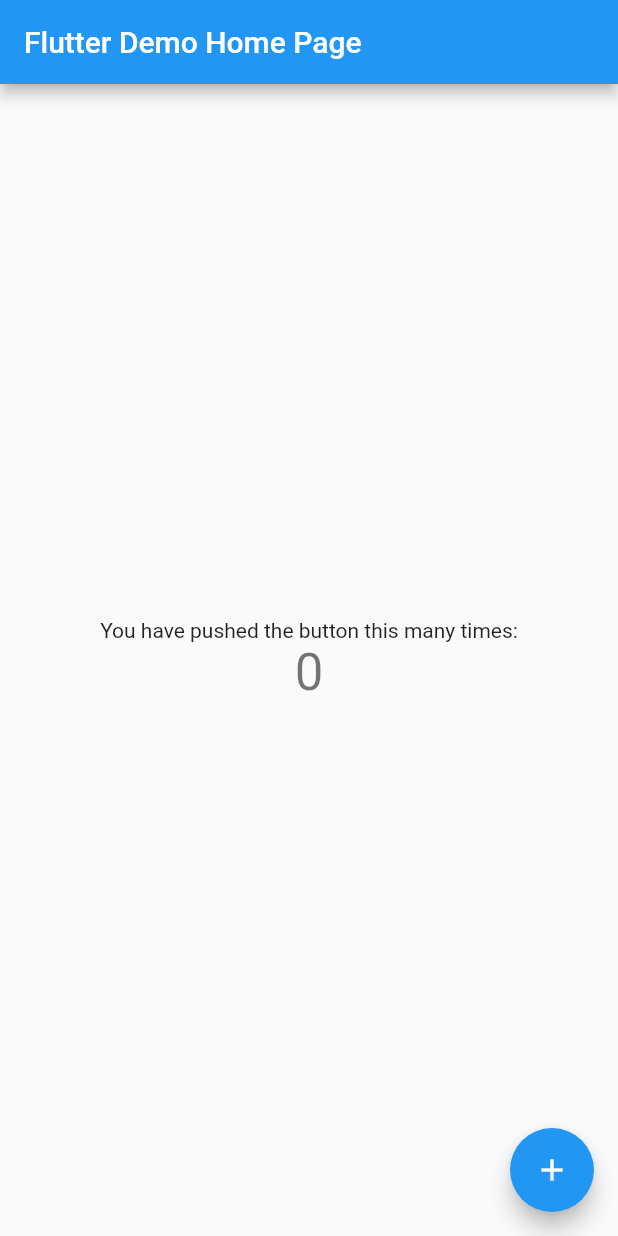
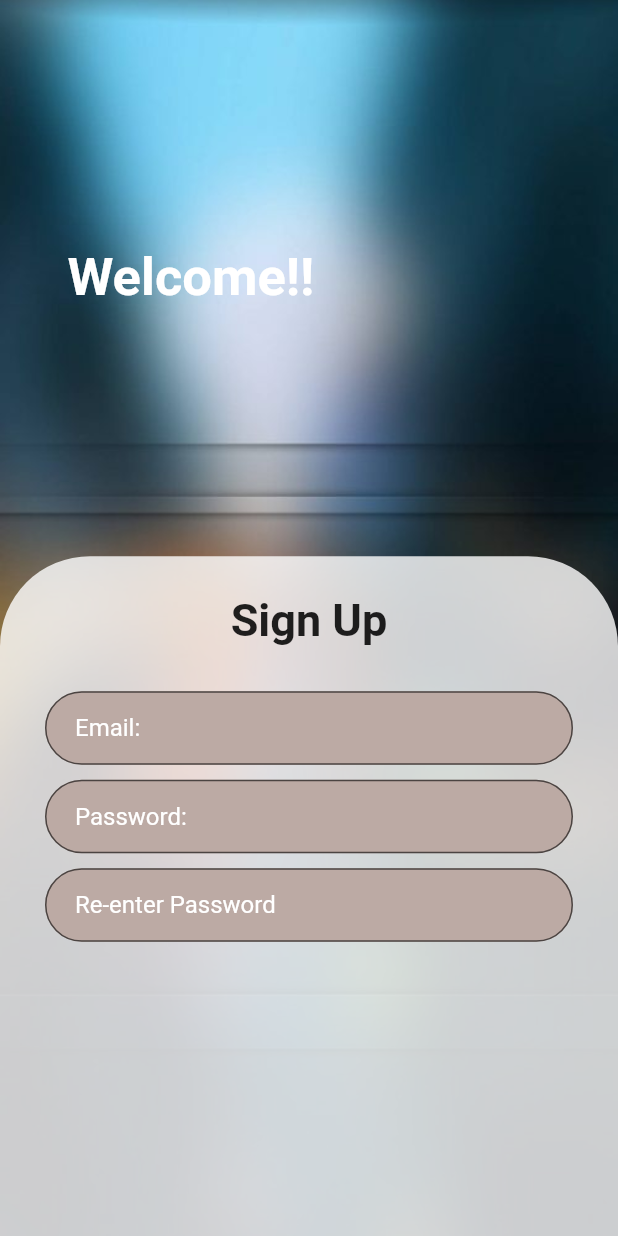
Before and after one commit to devesh0605/kalpasChallenge, a Flutter app: the screen it shows after launch, on a phone screen of 412 x 824 dp. Run offline on Flutter 3.47's test engine with Material 2 defaults, Android fonts, the phone set to English and light mode, and no system bars.

Commit message:
added half

```diff
--- a/lib/main.dart
+++ b/lib/main.dart
@@ -1,113 +1,20 @@
 import 'package:flutter/material.dart';
+import 'package:kalpas_internship/screens/login.dart';
 
 void main() {
   runApp(MyApp());
 }
 
 class MyApp extends StatelessWidget {
-  // This widget is the root of your application.
   @override
   Widget build(BuildContext context) {
     return MaterialApp(
+      debugShowCheckedModeBanner: false,
       title: 'Flutter Demo',
       theme: ThemeData(
-        // This is the theme of your application.
-        //
-        // Try running your application with "flutter run". You'll see the
-        // application has a blue toolbar. Then, without quitting the app, try
-        // changing the primarySwatch below to Colors.green and then invoke
-        // "hot reload" (press "r" in the console where you ran "flutter run",
-        // or simply save your changes to "hot reload" in a Flutter IDE).
-        // Notice that the counter didn't reset back to zero; the application
-        // is not restarted.
         primarySwatch: Colors.blue,
       ),
-      home: MyHomePage(title: 'Flutter Demo Home Page'),
+      home: LoginScreen(),
     );
   }
 }
-
-class MyHomePage extends StatefulWidget {
-  MyHomePage({Key key, this.title}) : super(key: key);
-
-  // This widget is the home page of your application. It is stateful, meaning
-  // that it has a State object (defined below) that contains fields that affect
-  // how it looks.
-
-  // This class is the configuration for the state. It holds the values (in this
-  // case the title) provided by the parent (in this case the App widget) and
-  // used by the build method of the State. Fields in a Widget subclass are
-  // always marked "final".
-
-  final String title;
-
-  @override
-  _MyHomePageState createState() => _MyHomePageState();
-}
-
-class _MyHomePageState extends State<MyHomePage> {
-  int _counter = 0;
-
-  void _incrementCounter() {
-    setState(() {
-      // This call to setState tells the Flutter framework that something has
-      // changed in this State, which causes it to rerun the build method below
-      // so that the display can reflect the updated values. If we changed
-      // _counter without calling setState(), then the build method would not be
-      // called again, and so nothing would appear to happen.
-      _counter++;
-    });
-  }
-
-  @override
-  Widget build(BuildContext context) {
-    // This method is rerun every time setState is called, for instance as done
-    // by the _incrementCounter method above.
-    //
-    // The Flutter framework has been optimized to make rerunning build methods
-    // fast, so that you can just rebuild anything that needs updating rather
-    // than having to individually change instances of widgets.
-    return Scaffold(
-      appBar: AppBar(
-        // Here we take the value from the MyHomePage object that was created by
-        // the App.build method, and use it to set our appbar title.
-        title: Text(widget.title),
-      ),
-      body: Center(
-        // Center is a layout widget. It takes a single child and positions it
-        // in the middle of the parent.
-        child: Column(
-          // Column is also a layout widget. It takes a list of children and
-          // arranges them vertically. By default, it sizes itself to fit its
-          // children horizontally, and tries to be as tall as its parent.
-          //
-          // Invoke "debug painting" (press "p" in the console, choose the
-          // "Toggle Debug Paint" action from the Flutter Inspector in Android
-          // Studio, or the "Toggle Debug Paint" command in Visual Studio Code)
-          // to see the wireframe for each widget.
-          //
-          // Column has various properties to control how it sizes itself and
-          // how it positions its children. Here we use mainAxisAlignment to
-          // center the children vertically; the main axis here is the vertical
-          // axis because Columns are vertical (the cross axis would be
-          // horizontal).
-          mainAxisAlignment: MainAxisAlignment.center,
-          children: <Widget>[
-            Text(
-              'You have pushed the button this many times:',
-            ),
-            Text(
-              '$_counter',
-              style: Theme.of(context).textTheme.headline4,
-            ),
-          ],
-        ),
-      ),
-      floatingActionButton: FloatingActionButton(
-        onPressed: _incrementCounter,
-        tooltip: 'Increment',
-        child: Icon(Icons.add),
-      ), // This trailing comma makes auto-formatting nicer for build methods.
-    );
-  }
-}
--- /dev/null
+++ b/lib/screens/login.dart
@@ -0,0 +1,146 @@
+import 'package:flutter/material.dart';
+
+class LoginScreen extends StatelessWidget {
+  @override
+  Widget build(BuildContext context) {
+    return Scaffold(
+      body: SafeArea(
+        child: Container(
+          decoration: BoxDecoration(
+            image: DecorationImage(
+              image: AssetImage('assets/images/blur.jpg'),
+              fit: BoxFit.cover,
+            ),
+          ),
+          constraints: BoxConstraints.expand(),
+          child: Column(
+            children: [
+              Container(
+                height: MediaQuery.of(context).size.height * 0.45,
+                alignment: Alignment.centerLeft,
+                child: Padding(
+                  padding: const EdgeInsets.all(45.0),
+                  child: Text(
+                    'Welcome!!',
+                    style: TextStyle(
+                      fontWeight: FontWeight.bold,
+                      fontSize: 35,
+                      color: Colors.white,
+                    ),
+                  ),
+                ),
+              ),
+              Expanded(
+                child: Container(
+                  width: MediaQuery.of(context).size.width,
+                  height: MediaQuery.of(context).size.height * 0.55,
+                  decoration: BoxDecoration(
+                    color: Colors.white.withOpacity(0.8),
+                    borderRadius: BorderRadius.only(
+                      topLeft: Radius.circular(60),
+                      topRight: Radius.circular(60),
+                    ),
+                  ),
+                  child: SingleChildScrollView(
+                    child: Column(
+                      children: [
+                        Padding(
+                          padding: const EdgeInsets.all(25.0),
+                          child: Text(
+                            'Sign Up',
+                            style: TextStyle(
+                                fontSize: 30, fontWeight: FontWeight.bold),
+                          ),
+                        ),
+                        Padding(
+                          padding: const EdgeInsets.symmetric(
+                              horizontal: 30.0, vertical: 5.0),
+                          child: TextField(
+                            decoration: InputDecoration(
+                              border: OutlineInputBorder(
+                                borderRadius: BorderRadius.circular(25.0),
+                              ),
+                              focusedBorder: OutlineInputBorder(
+                                borderSide: const BorderSide(
+                                    color: Colors.green, width: 2.0),
+                                borderRadius: BorderRadius.circular(25.0),
+                              ),
+                              contentPadding: EdgeInsets.symmetric(
+                                vertical: 15.0,
+                                horizontal: 20,
+                              ),
+                              fillColor: Colors.brown[200],
+                              filled: true,
+                              hintText: 'Email:',
+                              hintStyle: TextStyle(
+                                color: Colors.white,
+                              ),
+                            ),
+                          ),
+                        ),
+                        Padding(
+                          padding: const EdgeInsets.symmetric(
+                              horizontal: 30.0, vertical: 5.0),
+                          child: TextField(
+                            obscureText: true,
+                            decoration: InputDecoration(
+                              border: OutlineInputBorder(
+                                borderRadius: BorderRadius.circular(25.0),
+                              ),
+                              focusedBorder: OutlineInputBorder(
+                                borderSide: const BorderSide(
+                                    color: Colors.green, width: 2.0),
+                                borderRadius: BorderRadius.circular(25.0),
+                              ),
+                              contentPadding: EdgeInsets.symmetric(
+                                vertical: 15.0,
+                                horizontal: 20,
+                              ),
+                              fillColor: Colors.brown[200],
+                              filled: true,
+                              hintText: 'Password:',
+                              hintStyle: TextStyle(
+                                color: Colors.white,
+                              ),
+                            ),
+                          ),
+                        ),
+                        Padding(
+                          padding: const EdgeInsets.symmetric(
+                              horizontal: 30.0, vertical: 5.0),
+                          child: TextField(
+                            obscureText: true,
+                            decoration: InputDecoration(
+                              border: OutlineInputBorder(
+                                borderRadius: BorderRadius.circular(25.0),
+                              ),
+                              focusedBorder: OutlineInputBorder(
+                                borderSide: const BorderSide(
+                                    color: Colors.green, width: 2.0),
+                                borderRadius: BorderRadius.circular(25.0),
+                              ),
+                              contentPadding: EdgeInsets.symmetric(
+                                vertical: 15.0,
+                                horizontal: 20,
+                              ),
+                              fillColor: Colors.brown[200],
+                              filled: true,
+                              hintText: 'Re-enter Password',
+                              hintStyle: TextStyle(
+                                color: Colors.white,
+                              ),
+                            ),
+                          ),
+                        ),
+                      ],
+                    ),
+                  ),
+                ),
+              )
+            ],
+          ),
+        ),
+      ),
+    );
+  }
+}
--- a/pubspec.yaml
+++ b/pubspec.yaml
@@ -45,9 +45,8 @@
   uses-material-design: true
 
   # To add assets to your application, add an assets section, like this:
-  # assets:
-  #   - images/a_dot_burr.jpeg
-  #   - images/a_dot_ham.jpeg
+  assets:
+   - assets/images/
 
   # An image asset can refer to one or more resolution-specific "variants", see
   # https://flutter.dev/assets-and-images/#resolution-aware.
```
Also changed, not shown: assets/images/blur.jpg (added).
